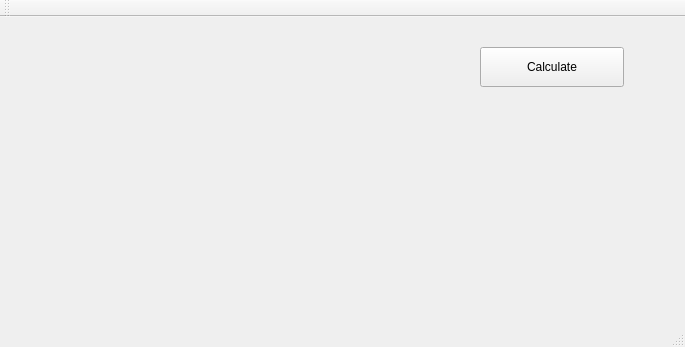
Old version of the form mainwindow.ui in the repository 41exey/alpha.
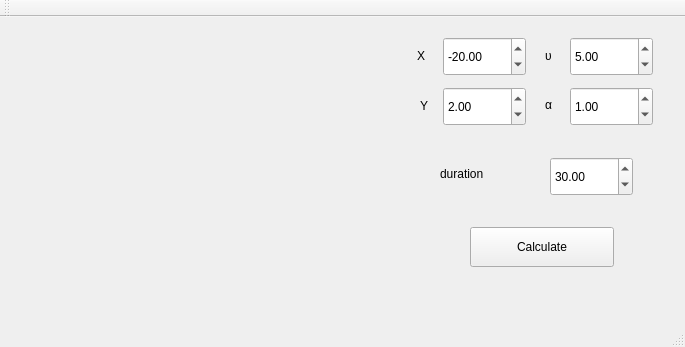
New version of the form. Custom widgets are drawn as their Qt base class.

Commit message:
Add input fields to main window
Add input fields to main window for receive values for calculate method

Diff of the .ui file:
```diff
--- a/mainwindow.ui
+++ b/mainwindow.ui
@@ -27,8 +27,8 @@
    <widget class="QPushButton" name="pushButtonCalculate">
     <property name="geometry">
      <rect>
-      <x>480</x>
-      <y>30</y>
+      <x>470</x>
+      <y>210</y>
       <width>144</width>
       <height>40</height>
      </rect>
@@ -37,6 +37,154 @@
      <string>Calculate</string>
     </property>
    </widget>
+   <widget class="QDoubleSpinBox" name="doubleSpinBoxStartX">
+    <property name="geometry">
+     <rect>
+      <x>443</x>
+      <y>20</y>
+      <width>83</width>
+      <height>39</height>
+     </rect>
+    </property>
+    <property name="minimum">
+     <double>-99.000000000000000</double>
+    </property>
+    <property name="value">
+     <double>-20.000000000000000</double>
+    </property>
+   </widget>
+   <widget class="QDoubleSpinBox" name="doubleSpinBoxStartY">
+    <property name="geometry">
+     <rect>
+      <x>443</x>
+      <y>70</y>
+      <width>83</width>
+      <height>39</height>
+     </rect>
+    </property>
+    <property name="minimum">
+     <double>-99.000000000000000</double>
+    </property>
+    <property name="value">
+     <double>2.000000000000000</double>
+    </property>
+   </widget>
+   <widget class="QLabel" name="labelX">
+    <property name="geometry">
+     <rect>
+      <x>417</x>
+      <y>24</y>
+      <width>21</width>
+      <height>30</height>
+     </rect>
+    </property>
+    <property name="text">
+     <string>Χ</string>
+    </property>
+   </widget>
+   <widget class="QLabel" name="labelY">
+    <property name="geometry">
+     <rect>
+      <x>420</x>
+      <y>74</y>
+      <width>21</width>
+      <height>30</height>
+     </rect>
+    </property>
+    <property name="text">
+     <string>Υ</string>
+    </property>
+   </widget>
+   <widget class="QDoubleSpinBox" name="doubleSpinBoxV">
+    <property name="geometry">
+     <rect>
+      <x>570</x>
+      <y>20</y>
+      <width>83</width>
+      <height>39</height>
+     </rect>
+    </property>
+    <property name="minimum">
+     <double>-99.000000000000000</double>
+    </property>
+    <property name="value">
+     <double>5.000000000000000</double>
+    </property>
+   </widget>
+   <widget class="QLabel" name="labelV">
+    <property name="geometry">
+     <rect>
+      <x>545</x>
+      <y>24</y>
+      <width>21</width>
+      <height>30</height>
+     </rect>
+    </property>
+    <property name="text">
+     <string>υ</string>
+    </property>
+   </widget>
+   <widget class="QDoubleSpinBox" name="doubleSpinBoxA">
+    <property name="geometry">
+     <rect>
+      <x>570</x>
+      <y>70</y>
+      <width>83</width>
+      <height>39</height>
+     </rect>
+    </property>
+    <property name="minimum">
+     <double>-360.000000000000000</double>
+    </property>
+    <property name="maximum">
+     <double>360.000000000000000</double>
+    </property>
+    <property name="value">
+     <double>1.000000000000000</double>
+    </property>
+   </widget>
+   <widget class="QLabel" name="labelV_2">
+    <property name="geometry">
+     <rect>
+      <x>545</x>
+      <y>73</y>
+      <width>21</width>
+      <height>30</height>
+     </rect>
+    </property>
+    <property name="text">
+     <string>α</string>
+    </property>
+   </widget>
+   <widget class="QDoubleSpinBox" name="doubleSpinBoxD">
+    <property name="geometry">
+     <rect>
+      <x>550</x>
+      <y>140</y>
+      <width>83</width>
+      <height>39</height>
+     </rect>
+    </property>
+    <property name="maximum">
+     <double>999.990000000000009</double>
+    </property>
+    <property name="value">
+     <double>30.000000000000000</double>
+    </property>
+   </widget>
+   <widget class="QLabel" name="labelY_2">
+    <property name="geometry">
+     <rect>
+      <x>440</x>
+      <y>142</y>
+      <width>101</width>
+      <height>30</height>
+     </rect>
+    </property>
+    <property name="text">
+     <string>duration</string>
+    </property>
+   </widget>
   </widget>
   <widget class="QMenuBar" name="menuBar">
    <property name="geometry">
```
The commit also changes 1 other file.
